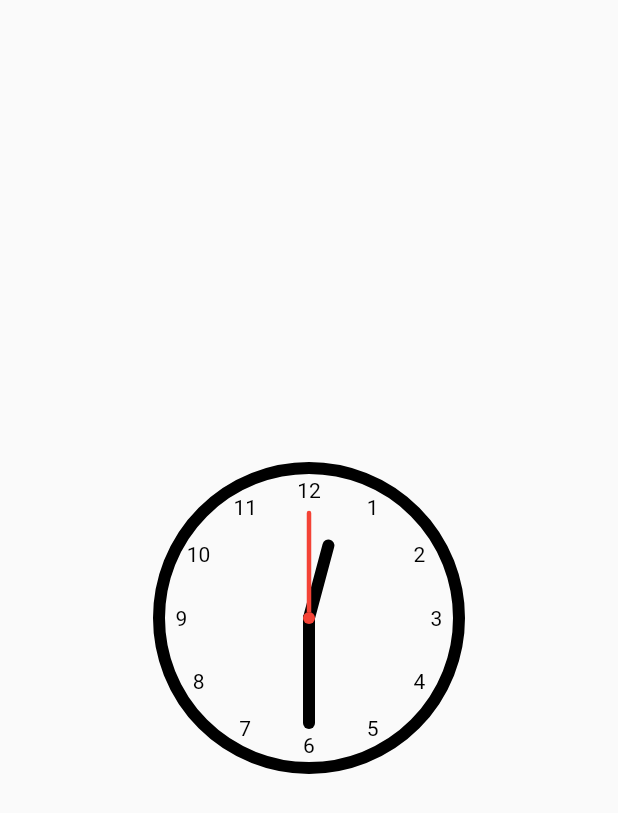
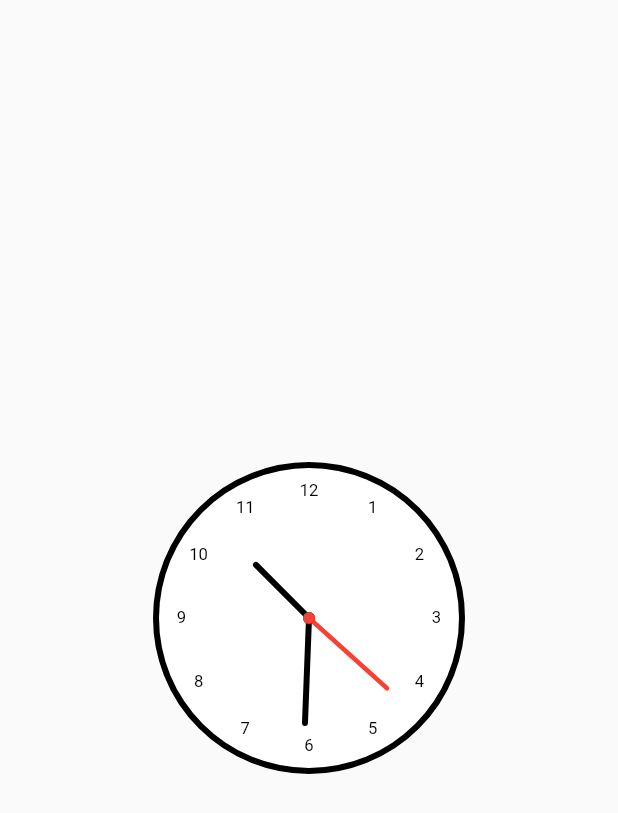
Before and after one commit to gerardggf/clocks, a Flutter app: the screen it shows after launch, on a phone screen of 412 x 824 dp. Shown: the top 813 px of the screen. Run offline on Flutter 3.47's test engine with Material 2 defaults, Android fonts, the phone set to English and light mode, and no system bars.

Commit message:
some parameters improvement

```diff
--- a/example/lib/main.dart
+++ b/example/lib/main.dart
@@ -25,14 +25,23 @@ class HomeView extends StatelessWidget {
   @override
   Widget build(BuildContext context) {
     return Scaffold(
-      body: ClockWidget(
-        time: ClockTime(
-          hour: 0,
-          minute: 30,
-          second: 0,
-        ),
-        showHoursLabel: true,
-        needleWidth: 8,
+      body: Column(
+        children: [
+          Expanded(
+            child: ClockWidget(
+              time: ClockTime(
+                hour: 22,
+                minute: 30,
+                second: 22,
+              ),
+              color: Colors.black,
+              backgroundColor: Colors.white,
+              pointyNeedle: true,
+              needleWidth: 4,
+              showHoursLabel: true,
+            ),
+          ),
+        ],
       ),
     );
   }
--- a/lib/clocks.dart
+++ b/lib/clocks.dart
@@ -14,6 +14,8 @@ class ClockWidget extends StatelessWidget {
     this.showHoursLabel = false,
     this.needleWidth = 8,
     this.pointyNeedle = true,
+    this.backgroundColor = Colors.transparent,
+    this.color = Colors.black,
   });
 
   ///Clock widget size.
@@ -34,6 +36,14 @@ class ClockWidget extends StatelessWidget {
   ///Hour and minute needleWidth
   final double needleWidth;
 
+  ///Inside clock background color
+  ///It is transparent by default
+  final Color backgroundColor;
+
+  ///Outer circle, needles and labels color.
+  ///It is black by default
+  final Color color;
+
   @override
   Widget build(BuildContext context) {
     return Scaffold(
@@ -41,12 +51,14 @@ class ClockWidget extends StatelessWidget {
         child: CustomPaint(
           size: size,
           painter: _ClockPainter(
-            hour: time.hour,
-            minute: time.minute,
-            second: time.second,
+            hour: time.hour.clamp(0, 24),
+            minute: time.minute.clamp(0, 60),
+            second: time.second?.clamp(0, 60),
             showHoursLabel: showHoursLabel,
             needleWidth: needleWidth,
             pointyNeedle: pointyNeedle,
+            backgroundColor: backgroundColor,
+            color: color,
           ),
         ),
       ),
@@ -63,6 +75,8 @@ class _ClockPainter extends CustomPainter {
     required this.second,
     required this.needleWidth,
     required this.pointyNeedle,
+    required this.backgroundColor,
+    required this.color,
   });
 
   final bool showHoursLabel;
@@ -74,13 +88,16 @@ class _ClockPainter extends CustomPainter {
   final int minute;
   final int? second;
 
+  final Color backgroundColor;
+  final Color color;
+
   @override
   void paint(Canvas canvas, Size size) {
     final center = Offset(size.width / 2, size.height / 2);
     final radius = math.min(center.dx, center.dy);
     final strokeCap = pointyNeedle ? StrokeCap.round : StrokeCap.butt;
     final paint = Paint()
-      ..color = Colors.black
+      ..color = color
       ..style = PaintingStyle.stroke
       ..strokeWidth = 8;
 
@@ -91,6 +108,13 @@ class _ClockPainter extends CustomPainter {
         second != null ? (-90 + second! * 6) * math.pi / 180 : null;
 
     canvas.drawCircle(center, radius, paint);
+    canvas.drawCircle(
+      center,
+      radius,
+      paint
+        ..style = PaintingStyle.fill
+        ..color = backgroundColor,
+    );
 
     canvas.drawLine(
       center,
@@ -100,7 +124,7 @@ class _ClockPainter extends CustomPainter {
       paint
         ..strokeWidth = needleWidth
         ..strokeCap = strokeCap
-        ..color = Colors.black,
+        ..color = color,
     );
     canvas.drawLine(
       center,
@@ -110,7 +134,7 @@ class _ClockPainter extends CustomPainter {
       paint
         ..strokeWidth = needleWidth
         ..strokeCap = strokeCap
-        ..color = Colors.black,
+        ..color = color,
     );
     if (secondAngle != null) {
       canvas.drawLine(
@@ -131,10 +155,12 @@ class _ClockPainter extends CustomPainter {
         final y = center.dy + (radius - 15) * math.sin(angle);
         final textPainter = TextPainter(
           text: TextSpan(
-              text: '$i',
-              style: const TextStyle(
-                color: Colors.black,
-              )),
+            text: '$i',
+            style: TextStyle(
+              color: color,
+              fontSize: radius / 9,
+            ),
+          ),
           textDirection: TextDirection.ltr,
         )..layout();
 
@@ -149,7 +175,7 @@ class _ClockPainter extends CustomPainter {
       center,
       4,
       paint
-        ..color = Colors.black
+        ..color = color
         ..style = PaintingStyle.fill,
     );
     if (secondAngle != null) {
--- a/lib/data_models/clock_time.dart
+++ b/lib/data_models/clock_time.dart
@@ -6,7 +6,9 @@ class ClockTime {
     required this.hour,
     required this.minute,
     this.second,
-  });
+  }) : assert(
+          hour >= 0 && minute >= 0 && hour <= 24 && minute <= 60,
+        );
 
   final int hour;
   final int minute;
```
